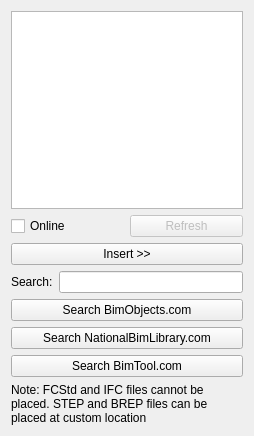
First picture: the form in dialogLibrary.ui, repository yorikvanhavre/BIM_Workbench, before the edit.
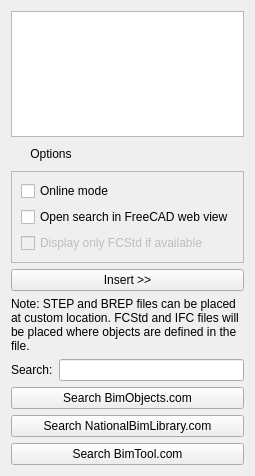
Second picture: the form after the edit. Icons and pictures are not drawn.

Commit message: Better options screen for library tool

Patch:
```diff
--- a/dialogLibrary.ui
+++ b/dialogLibrary.ui
@@ -7,7 +7,7 @@
     <x>0</x>
     <y>0</y>
     <width>254</width>
-    <height>436</height>
+    <height>476</height>
    </rect>
   </property>
   <property name="windowTitle">
@@ -24,35 +24,78 @@
    <item>
     <layout class="QHBoxLayout" name="horizontalLayout_2">
      <item>
-      <widget class="QCheckBox" name="checkOnline">
-       <property name="toolTip">
-        <string>If this is checked, the library doesn't need to be installed. Contents will be fetched online.</string>
-       </property>
+      <widget class="QPushButton" name="buttonOptions">
        <property name="text">
-        <string>Online</string>
+        <string>Options</string>
        </property>
-      </widget>
-     </item>
-     <item>
-      <widget class="QPushButton" name="buttonRefresh">
-       <property name="enabled">
+       <property name="checkable">
         <bool>false</bool>
        </property>
-       <property name="toolTip">
-        <string>Refresh the contents of the library. WARNING: Can take a few minutes. For faster results, install the library locally from menu Tools-&gt;Addon Manager</string>
-       </property>
-       <property name="text">
-        <string>Refresh</string>
-       </property>
-       <property name="icon">
-        <iconset theme="reload">
-         <normaloff/>
-        </iconset>
+       <property name="flat">
+        <bool>true</bool>
        </property>
       </widget>
      </item>
+     <item>
+      <spacer name="horizontalSpacer">
+       <property name="orientation">
+        <enum>Qt::Horizontal</enum>
+       </property>
+       <property name="sizeHint" stdset="0">
+        <size>
+         <width>40</width>
+         <height>20</height>
+        </size>
+       </property>
+      </spacer>
+     </item>
     </layout>
    </item>
+   <item>
+    <widget class="QFrame" name="frameOptions">
+     <property name="frameShape">
+      <enum>QFrame::StyledPanel</enum>
+     </property>
+     <property name="frameShadow">
+      <enum>QFrame::Raised</enum>
+     </property>
+     <layout class="QVBoxLayout" name="verticalLayout_2">
+      <item>
+       <widget class="QCheckBox" name="checkOnline">
+        <property name="toolTip">
+         <string>If this is checked, the library doesn't need to be installed. Contents will be fetched online.</string>
+        </property>
+        <property name="text">
+         <string>Online mode</string>
+        </property>
+       </widget>
+      </item>
+      <item>
+       <widget class="QCheckBox" name="checkWebSearch">
+        <property name="toolTip">
+         <string>Open the search results inside FreeCAD's web browser instead of the system browser</string>
+        </property>
+        <property name="text">
+         <string>Open search in FreeCAD web view</string>
+        </property>
+       </widget>
+      </item>
+      <item>
+       <widget class="QCheckBox" name="checkFCStdOnly">
+        <property name="enabled">
+         <bool>false</bool>
+        </property>
+        <property name="toolTip">
+         <string>If the FCStd format is available for a certain file, do not display other file formats (STEP, IFC, etc...)</string>
+        </property>
+        <property name="text">
+         <string>Display only FCStd if available</string>
+        </property>
+       </widget>
+      </item>
+     </layout>
+    </widget>
+   </item>
    <item>
     <widget class="QPushButton" name="buttonInsert">
      <property name="text">
@@ -60,6 +103,16 @@
      </property>
     </widget>
    </item>
+   <item>
+    <widget class="QLabel" name="label">
+     <property name="text">
+      <string>Note: STEP and BREP files can be placed at custom location. FCStd and IFC files will be placed where objects are defined in the file.</string>
+     </property>
+     <property name="wordWrap">
+      <bool>true</bool>
+     </property>
+    </widget>
+   </item>
    <item>
     <layout class="QHBoxLayout" name="horizontalLayout">
      <item>
@@ -95,16 +148,6 @@
      </property>
     </widget>
    </item>
-   <item>
-    <widget class="QLabel" name="label">
-     <property name="text">
-      <string>Note: FCStd and IFC files cannot be placed. STEP and BREP files can be placed at custom location</string>
-     </property>
-     <property name="wordWrap">
-      <bool>true</bool>
-     </property>
-    </widget>
-   </item>
   </layout>
  </widget>
  <resources/>
```
Left out of the diff: 21 changed lines with no effect on the pictures. The commit also changes 1 other file.
